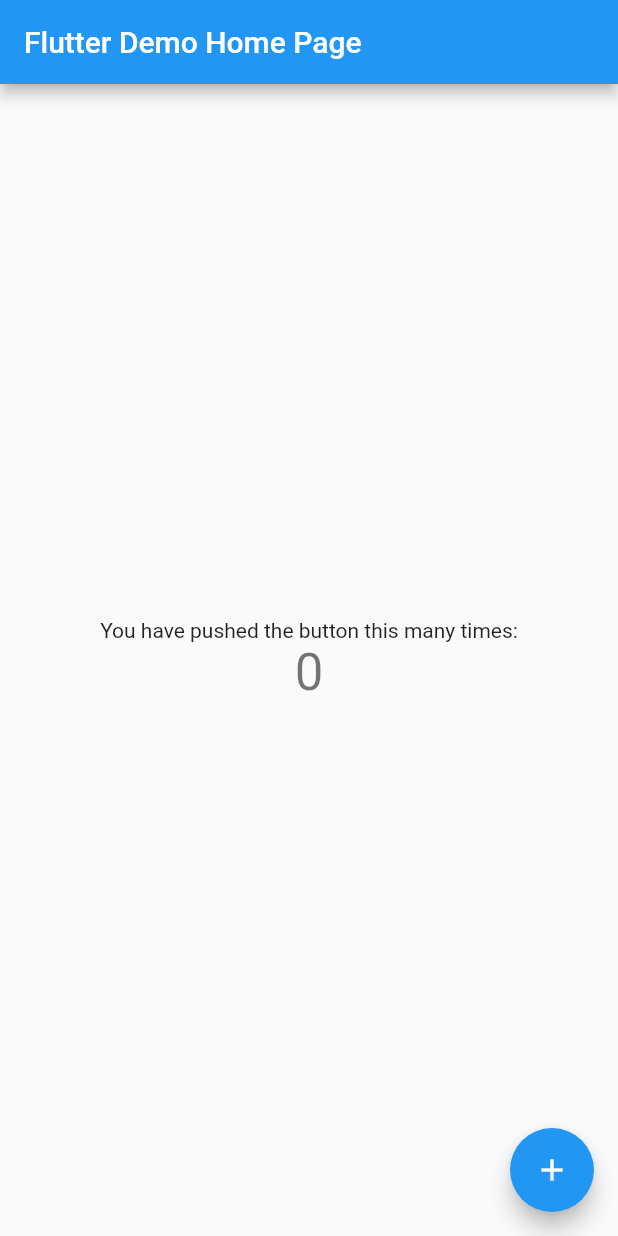
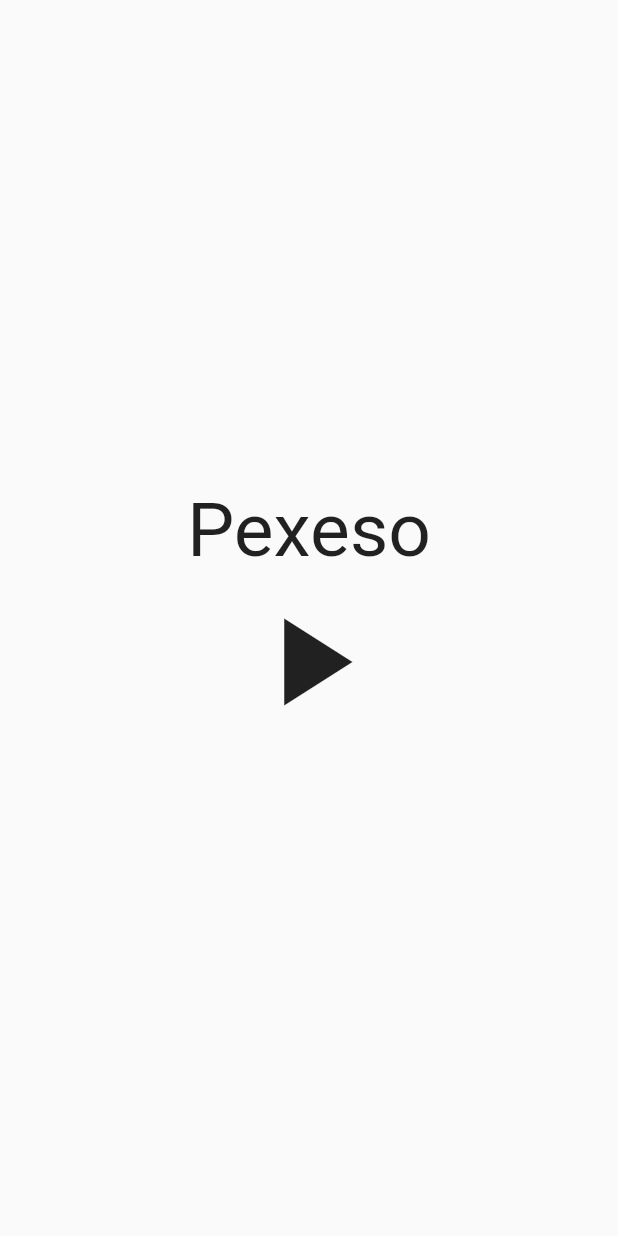
Before and after one commit to JBo123/Pexeso, a Flutter app: the screen it shows after launch, on a phone screen of 412 x 824 dp. Run offline on Flutter 3.47's test engine with Material 2 defaults, Android fonts, the phone set to English and light mode, and no system bars.

Commit message:
Did some things that does not work

```diff
--- /dev/null
+++ b/pexeso/lib/home/home.dart
@@ -0,0 +1,32 @@
+import 'package:flutter/material.dart';
+import 'package:flutter/src/widgets/framework.dart';
+import 'package:flutter/src/widgets/placeholder.dart';
+import 'package:pexeso/game/game.dart';
+
+class HomeScreen extends StatelessWidget {
+  const HomeScreen({super.key});
+
+  @override
+  Widget build(BuildContext context) {
+    return Scaffold(
+        body: Center(
+      child: Column(
+        mainAxisAlignment: MainAxisAlignment.center,
+        children: [
+          Text(
+            'Pexeso',
+            style: TextStyle(fontSize: 50),
+          ),
+          IconButton(
+            onPressed: () {
+              Navigator.push(context,
+                  MaterialPageRoute(builder: (context) => DynamicRectangles()));
+            },
+            icon: Icon(Icons.play_arrow),
+            iconSize: 100,
+          ),
+        ],
+      ),
+    ));
+  }
+}
--- a/pexeso/lib/main.dart
+++ b/pexeso/lib/main.dart
@@ -1,4 +1,5 @@
 import 'package:flutter/material.dart';
+import 'package:pexeso/home/home.dart';
 
 void main() {
   runApp(const MyApp());
@@ -7,109 +8,10 @@
 class MyApp extends StatelessWidget {
   const MyApp({super.key});
 
-  // This widget is the root of your application.
   @override
   Widget build(BuildContext context) {
     return MaterialApp(
-      title: 'Flutter Demo',
-      theme: ThemeData(
-        // This is the theme of your application.
-        //
-        // Try running your application with "flutter run". You'll see the
-        // application has a blue toolbar. Then, without quitting the app, try
-        // changing the primarySwatch below to Colors.green and then invoke
-        // "hot reload" (press "r" in the console where you ran "flutter run",
-        // or simply save your changes to "hot reload" in a Flutter IDE).
-        // Notice that the counter didn't reset back to zero; the application
-        // is not restarted.
-        primarySwatch: Colors.blue,
-      ),
-      home: const MyHomePage(title: 'Flutter Demo Home Page'),
+      home: HomeScreen(),
     );
   }
 }
-
-class MyHomePage extends StatefulWidget {
-  const MyHomePage({super.key, required this.title});
-
-  // This widget is the home page of your application. It is stateful, meaning
-  // that it has a State object (defined below) that contains fields that affect
-  // how it looks.
-
-  // This class is the configuration for the state. It holds the values (in this
-  // case the title) provided by the parent (in this case the App widget) and
-  // used by the build method of the State. Fields in a Widget subclass are
-  // always marked "final".
-
-  final String title;
-
-  @override
-  State<MyHomePage> createState() => _MyHomePageState();
-}
-
-class _MyHomePageState extends State<MyHomePage> {
-  int _counter = 0;
-
-  void _incrementCounter() {
-    setState(() {
-      // This call to setState tells the Flutter framework that something has
-      // changed in this State, which causes it to rerun the build method below
-      // so that the display can reflect the updated values. If we changed
-      // _counter without calling setState(), then the build method would not be
-      // called again, and so nothing would appear to happen.
-      _counter++;
-    });
-  }
-
-  @override
-  Widget build(BuildContext context) {
-    // This method is rerun every time setState is called, for instance as done
-    // by the _incrementCounter method above.
-    //
-    // The Flutter framework has been optimized to make rerunning build methods
-    // fast, so that you can just rebuild anything that needs updating rather
-    // than having to individually change instances of widgets.
-    return Scaffold(
-      appBar: AppBar(
-        // Here we take the value from the MyHomePage object that was created by
-        // the App.build method, and use it to set our appbar title.
-        title: Text(widget.title),
-      ),
-      body: Center(
-        // Center is a layout widget. It takes a single child and positions it
-        // in the middle of the parent.
-        child: Column(
-          // Column is also a layout widget. It takes a list of children and
-          // arranges them vertically. By default, it sizes itself to fit its
-          // children horizontally, and tries to be as tall as its parent.
-          //
-          // Invoke "debug painting" (press "p" in the console, choose the
-          // "Toggle Debug Paint" action from the Flutter Inspector in Android
-          // Studio, or the "Toggle Debug Paint" command in Visual Studio Code)
-          // to see the wireframe for each widget.
-          //
-          // Column has various properties to control how it sizes itself and
-          // how it positions its children. Here we use mainAxisAlignment to
-          // center the children vertically; the main axis here is the vertical
-          // axis because Columns are vertical (the cross axis would be
-          // horizontal).
-          mainAxisAlignment: MainAxisAlignment.center,
-          children: <Widget>[
-            const Text(
-              'You have pushed the button this many times:',
-            ),
-            Text(
-              '$_counter',
-              style: Theme.of(context).textTheme.headlineMedium,
-            ),
-          ],
-        ),
-      ),
-      floatingActionButton: FloatingActionButton(
-        onPressed: _incrementCounter,
-        tooltip: 'Increment',
-        child: const Icon(Icons.add),
-      ), // This trailing comma makes auto-formatting nicer for build methods.
-    );
-  }
-}
```
Also changed, not shown: pexeso/lib/game/card.dart (added, +42 -0 lines), pexeso/lib/game/game.dart (added, +120 -0 lines), pexeso/lib/game/logic.dart (added, +58 -0 lines).
